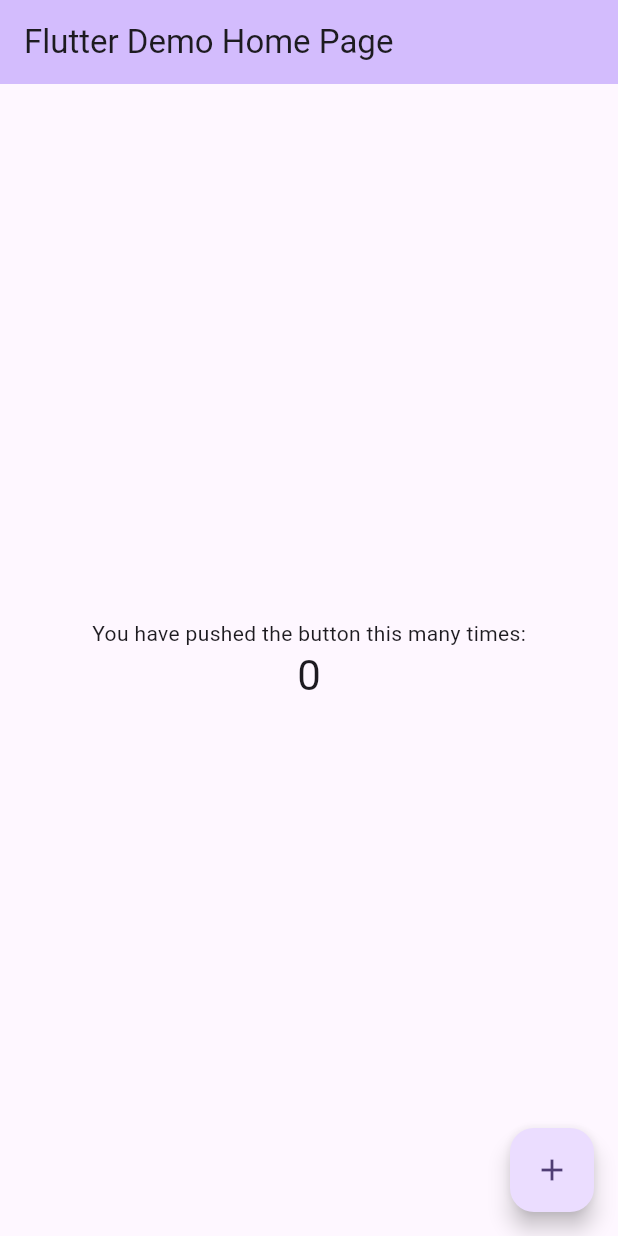
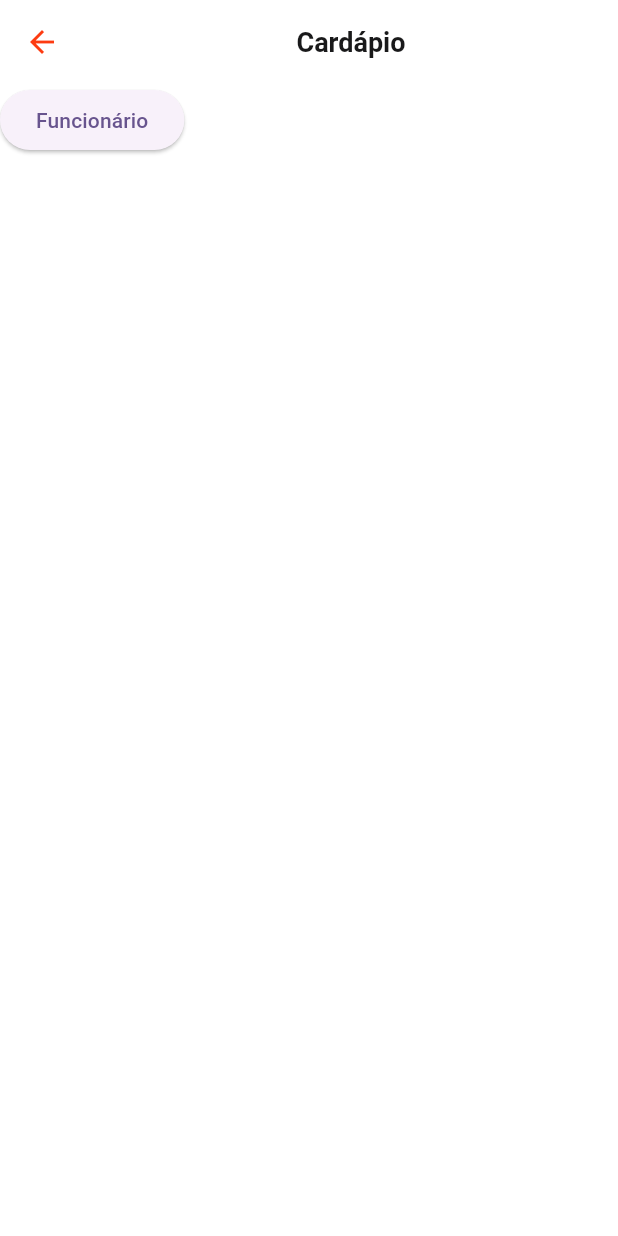
Before and after one commit to MichellRPS/caviar-mobile, a Flutter app: the screen it shows after launch, on a phone screen of 412 x 824 dp. Run offline on Flutter 3.47's test engine with Material 2 defaults, Android fonts, the light colour scheme and no system bars.

Commit message:
Interface gráfica para cadastro de funcionários

```diff
--- a/client/caviar_mobile/lib/main.dart
+++ b/client/caviar_mobile/lib/main.dart
@@ -1,125 +1,28 @@
 import 'package:flutter/material.dart';
 
+import './view/cardapio_view.dart';
+import 'view/funcionario_cadastrar_view.dart';
+
 void main() {
-  runApp(const MyApp());
+  runApp(const Caviar());
 }
 
-class MyApp extends StatelessWidget {
-  const MyApp({super.key});
+class Caviar extends StatelessWidget {
+  const Caviar({super.key});
 
-  // This widget is the root of your application.
   @override
   Widget build(BuildContext context) {
     return MaterialApp(
-      title: 'Flutter Demo',
+      title: 'Caviar',
       theme: ThemeData(
-        // This is the theme of your application.
-        //
-        // TRY THIS: Try running your application with "flutter run". You'll see
-        // the application has a blue toolbar. Then, without quitting the app,
-        // try changing the seedColor in the colorScheme below to Colors.green
-        // and then invoke "hot reload" (save your changes or press the "hot
-        // reload" button in a Flutter-supported IDE, or press "r" if you used
-        // the command line to start the app).
-        //
-        // Notice that the counter didn't reset back to zero; the application
-        // state is not lost during the reload. To reset the state, use hot
-        // restart instead.
-        //
-        // This works for code too, not just values: Most code changes can be
-        // tested with just a hot reload.
         colorScheme: ColorScheme.fromSeed(seedColor: Colors.deepPurple),
         useMaterial3: true,
       ),
-      home: const MyHomePage(title: 'Flutter Demo Home Page'),
+      initialRoute: CardapioView.rota,
+      routes: {
+        CardapioView.rota: (contexto) => const CardapioView(),
+        FuncionarioCadastrarView.rota: (contexto) => const FuncionarioCadastrarView(),
+      },
     );
   }
 }
-
-class MyHomePage extends StatefulWidget {
-  const MyHomePage({super.key, required this.title});
-
-  // This widget is the home page of your application. It is stateful, meaning
-  // that it has a State object (defined below) that contains fields that affect
-  // how it looks.
-
-  // This class is the configuration for the state. It holds the values (in this
-  // case the title) provided by the parent (in this case the App widget) and
-  // used by the build method of the State. Fields in a Widget subclass are
-  // always marked "final".
-
-  final String title;
-
-  @override
-  State<MyHomePage> createState() => _MyHomePageState();
-}
-
-class _MyHomePageState extends State<MyHomePage> {
-  int _counter = 0;
-
-  void _incrementCounter() {
-    setState(() {
-      // This call to setState tells the Flutter framework that something has
-      // changed in this State, which causes it to rerun the build method below
-      // so that the display can reflect the updated values. If we changed
-      // _counter without calling setState(), then the build method would not be
-      // called again, and so nothing would appear to happen.
-      _counter++;
-    });
-  }
-
-  @override
-  Widget build(BuildContext context) {
-    // This method is rerun every time setState is called, for instance as done
-    // by the _incrementCounter method above.
-    //
-    // The Flutter framework has been optimized to make rerunning build methods
-    // fast, so that you can just rebuild anything that needs updating rather
-    // than having to individually change instances of widgets.
-    return Scaffold(
-      appBar: AppBar(
-        // TRY THIS: Try changing the color here to a specific color (to
-        // Colors.amber, perhaps?) and trigger a hot reload to see the AppBar
-        // change color while the other colors stay the same.
-        backgroundColor: Theme.of(context).colorScheme.inversePrimary,
-        // Here we take the value from the MyHomePage object that was created by
-        // the App.build method, and use it to set our appbar title.
-        title: Text(widget.title),
-      ),
-      body: Center(
-        // Center is a layout widget. It takes a single child and positions it
-        // in the middle of the parent.
-        child: Column(
-          // Column is also a layout widget. It takes a list of children and
-          // arranges them vertically. By default, it sizes itself to fit its
-          // children horizontally, and tries to be as tall as its parent.
-          //
-          // Column has various properties to control how it sizes itself and
-          // how it positions its children. Here we use mainAxisAlignment to
-          // center the children vertically; the main axis here is the vertical
-          // axis because Columns are vertical (the cross axis would be
-          // horizontal).
-          //
-          // TRY THIS: Invoke "debug painting" (choose the "Toggle Debug Paint"
-          // action in the IDE, or press "p" in the console), to see the
-          // wireframe for each widget.
-          mainAxisAlignment: MainAxisAlignment.center,
-          children: <Widget>[
-            const Text(
-              'You have pushed the button this many times:',
-            ),
-            Text(
-              '$_counter',
-              style: Theme.of(context).textTheme.headlineMedium,
-            ),
-          ],
-        ),
-      ),
-      floatingActionButton: FloatingActionButton(
-        onPressed: _incrementCounter,
-        tooltip: 'Increment',
-        child: const Icon(Icons.add),
-      ), // This trailing comma makes auto-formatting nicer for build methods.
-    );
-  }
-}
--- /dev/null
+++ b/client/caviar_mobile/lib/view/cardapio_view.dart
@@ -0,0 +1,24 @@
+import 'package:flutter/material.dart';
+
+import './funcionario_cadastrar_view.dart';
+import '../widgets/app_bar_customizada.dart';
+
+class CardapioView extends StatelessWidget {
+  static const String rota = '/';
+
+  const CardapioView({super.key});
+
+  @override
+  Widget build(BuildContext context) {
+    return Scaffold(
+      appBar: const AppBarCustomizada(textoTitulo: 'Cardápio'),
+      backgroundColor: const Color(0xFFFFFFFF),
+      body: ElevatedButton(
+        child: const Text('Funcionário'),
+        onPressed: () {
+          Navigator.pushNamed(context, FuncionarioCadastrarView.rota);
+        },
+      ),
+    );
+  }
+}
--- /dev/null
+++ b/client/caviar_mobile/lib/widgets/app_bar_customizada.dart
@@ -0,0 +1,39 @@
+import 'package:flutter/material.dart';
+
+class AppBarCustomizada extends StatelessWidget implements PreferredSizeWidget {
+  final String textoTitulo;
+
+  const AppBarCustomizada({
+    super.key,
+    required this.textoTitulo,
+  });
+
+  @override
+  Widget build(BuildContext context) {
+    return AppBar(
+      backgroundColor: const Color(0xFFFFFFFF),
+      leading: IconButton(
+        icon: const Icon(
+          Icons.arrow_back,
+          color: Color(0xFFFD3B11),
+        ),
+        onPressed: () {
+          Navigator.pop(context);
+        },
+      ),
+      title: Center(
+        child: Text(
+          textoTitulo,
+          style: const TextStyle(
+            color: Color(0xFF19191A),
+            fontSize: 18,
+            fontWeight: FontWeight.bold,
+          ),
+        ),
+      ),
+    );
+  }
+
+  @override
+  Size get preferredSize => const Size.fromHeight(kToolbarHeight);
+}
--- a/client/caviar_mobile/pubspec.yaml
+++ b/client/caviar_mobile/pubspec.yaml
@@ -35,6 +35,7 @@ dependencies:
   # The following adds the Cupertino Icons font to your application.
   # Use with the CupertinoIcons class for iOS style icons.
   cupertino_icons: ^1.0.2
+  http: ^1.0.0
 
 dev_dependencies:
   flutter_test:
```
Also changed, not shown: client/caviar_mobile/lib/model/funcionario_model.dart (added, +40 -0 lines), client/caviar_mobile/lib/view/funcionario_cadastrar_view.dart (added, +218 -0 lines), client/caviar_mobile/lib/widgets/botao_formulario.dart (added, +45 -0 lines), client/caviar_mobile/lib/widgets/campo_formulario.dart (added, +122 -0 lines), client/caviar_mobile/pubspec.lock.
